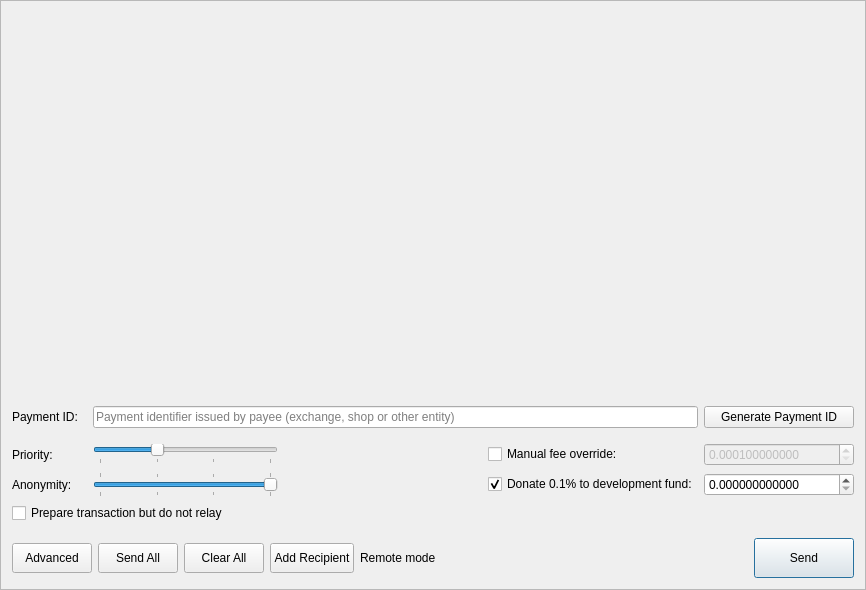
First picture: the form in src/gui/ui/sendframe.ui, repository Karbovanets/karbowanecwallet, before the edit.
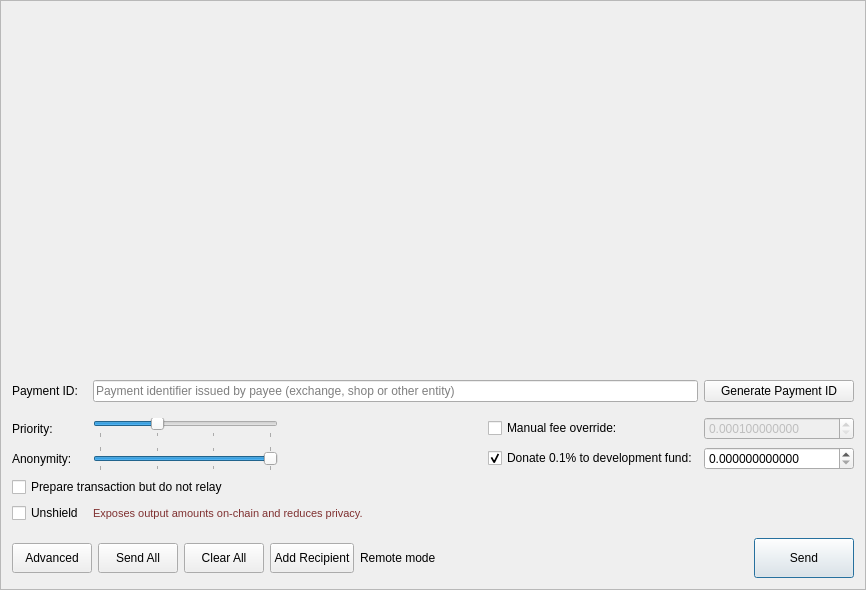
Second picture: the form after the edit. Icons and pictures are not drawn.

Commit message: Add Unshield option to Send, update prepare raw tx

Patch:
```diff
--- a/src/gui/ui/sendframe.ui
+++ b/src/gui/ui/sendframe.ui
@@ -401,6 +401,29 @@
         </property>
        </widget>
       </item>
+      <item row="3" column="0">
+       <widget class="QCheckBox" name="unshieldCheckBox">
+        <property name="toolTip">
+         <string>Send confidential funds to transparent outputs with visible amounts.</string>
+        </property>
+        <property name="text">
+         <string>Unshield</string>
+        </property>
+       </widget>
+      </item>
+      <item row="3" column="1" colspan="5">
+       <widget class="QLabel" name="m_unshieldWarningLabel">
+        <property name="styleSheet">
+         <string notr="true">color: #7f3030; font-size: 11px;</string>
+        </property>
+        <property name="text">
+         <string>Exposes output amounts on-chain and reduces privacy.</string>
+        </property>
+        <property name="wordWrap">
+         <bool>true</bool>
+        </property>
+       </widget>
+      </item>
      </layout>
     </widget>
    </item>
```
Left out of the diff: 1 changed line with no effect on the pictures. The commit also changes 3 other files.
